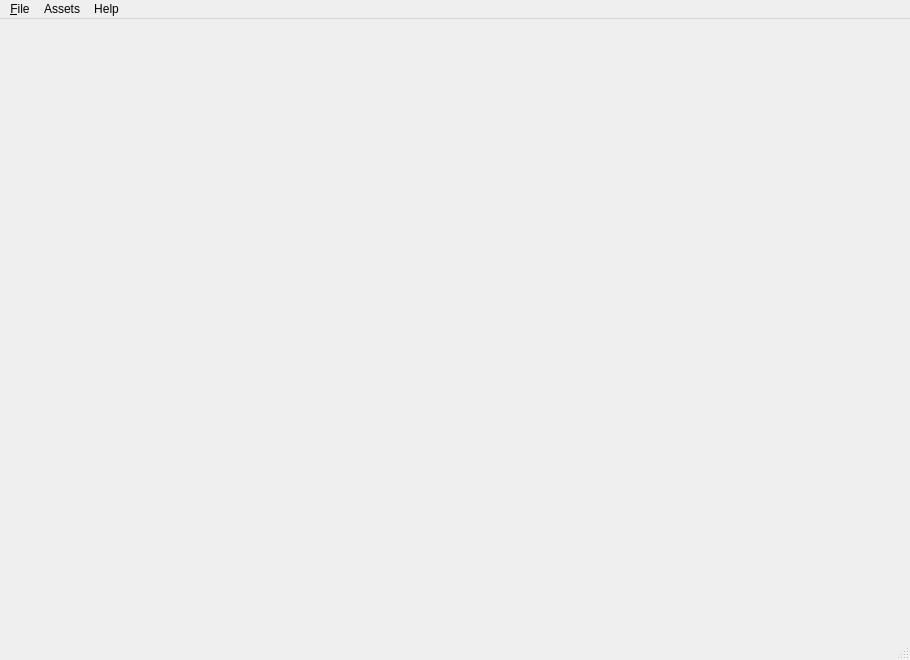
aeon-engine/aeon-engine, file editor/ui/frm_mainwindow.ui: the form before one commit.
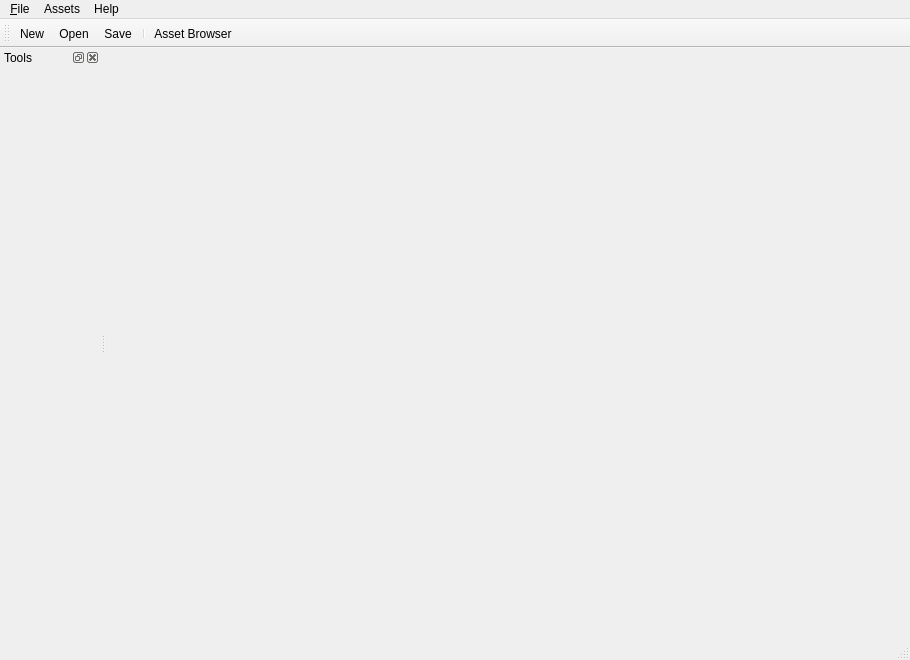
The form after the commit.

```diff
--- a/editor/ui/frm_mainwindow.ui
+++ b/editor/ui/frm_mainwindow.ui
@@ -11,7 +11,7 @@
    </rect>
   </property>
   <property name="windowTitle">
-   <string>MainWindow</string>
+   <string>Aeon Engine Editor</string>
   </property>
   <widget class="QWidget" name="centralwidget"/>
   <widget class="QMenuBar" name="menubar">
@@ -30,7 +30,7 @@
     <addaction name="action_New"/>
     <addaction name="action_Open"/>
     <addaction name="separator"/>
-    <addaction name="action"/>
+    <addaction name="actionSave"/>
     <addaction name="actionSave_As"/>
     <addaction name="separator"/>
     <addaction name="action_Quit"/>
@@ -51,7 +51,42 @@
    <addaction name="menuAssets"/>
    <addaction name="menuHelp"/>
   </widget>
-  <widget class="QStatusBar" name="statusbar"/>
+  <widget class="QStatusBar" name="statusbar">
+   <property name="statusTip">
+    <string/>
+   </property>
+  </widget>
+  <widget class="QToolBar" name="toolBar">
+   <property name="windowTitle">
+    <string>toolBar</string>
+   </property>
+   <attribute name="toolBarArea">
+    <enum>TopToolBarArea</enum>
+   </attribute>
+   <attribute name="toolBarBreak">
+    <bool>false</bool>
+   </attribute>
+   <addaction name="action_New"/>
+   <addaction name="action_Open"/>
+   <addaction name="actionSave"/>
+   <addaction name="separator"/>
+   <addaction name="actionAsset_Browser"/>
+  </widget>
+  <widget class="QDockWidget" name="toolsDock">
+   <property name="minimumSize">
+    <size>
+     <width>100</width>
+     <height>200</height>
+    </size>
+   </property>
+   <property name="windowTitle">
+    <string>Tools</string>
+   </property>
+   <attribute name="dockWidgetArea">
+    <number>1</number>
+   </attribute>
+   <widget class="QWidget" name="dockWidgetContents"/>
+  </widget>
   <action name="action_New">
    <property name="text">
     <string>&amp;New</string>
@@ -62,7 +97,7 @@
     <string>&amp;Open</string>
    </property>
   </action>
-  <action name="action">
+  <action name="actionSave">
    <property name="text">
     <string>Save</string>
    </property>
```
